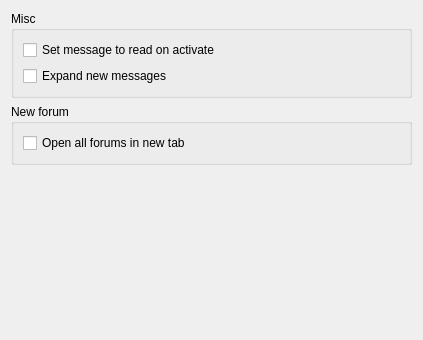
RetroShare/RetroShare, file retroshare-gui/src/gui/settings/ForumPage.ui: the form before one commit.
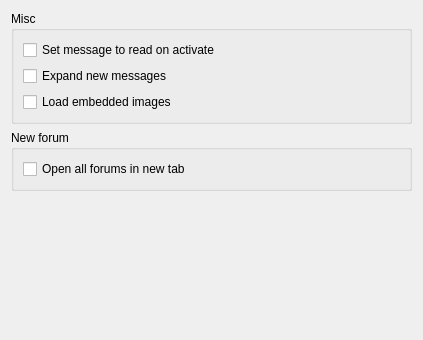
The form after the commit.

Commit message: - Added blocking of embedded images (+ settings) to forums and messages - Added image support for forum messages - Renamed LinkTextBrowser to RSTextBrowser - Updated english translation

```diff
--- a/retroshare-gui/src/gui/settings/ForumPage.ui
+++ b/retroshare-gui/src/gui/settings/ForumPage.ui
@@ -31,6 +31,13 @@
         </property>
        </widget>
       </item>
+      <item row="2" column="0">
+       <widget class="QCheckBox" name="loadEmbeddedImages">
+        <property name="text">
+         <string>Load embedded images</string>
+        </property>
+       </widget>
+      </item>
      </layout>
     </widget>
    </item>
```
The commit also changes 30 other files.
